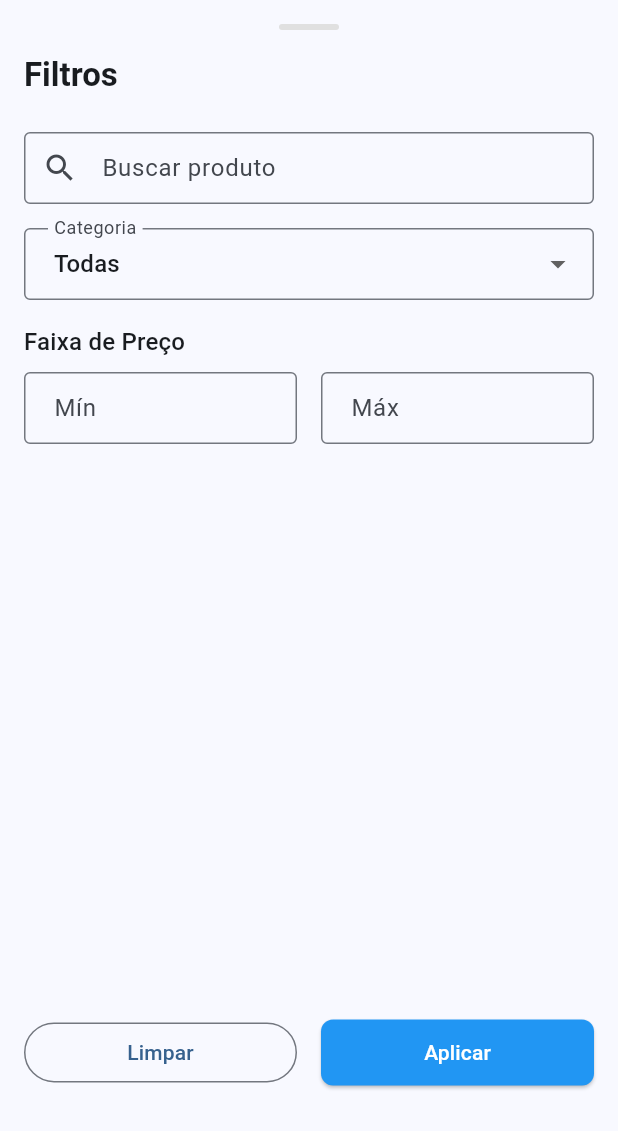
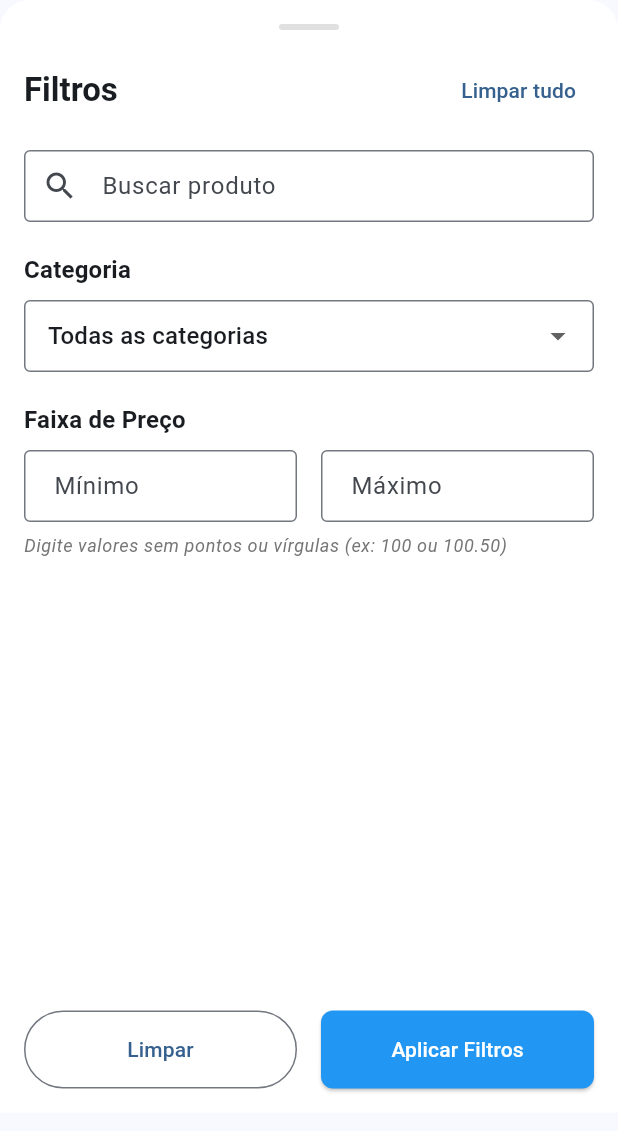
Before and after one commit to Caique1030/ecommerce_whitelabel_app, a Flutter app: the ProductFilter widget shown alone on an empty page, opened directly, on a phone screen of 412 x 824 dp. Shown: the top 1131 px of the screen. Run offline on Flutter 3.47's test engine with Material 3 defaults, Android fonts, the phone set to English and light mode, and no system bars; our stand-ins replace dartz, equatable, flutter_bloc, get_it, shared_preferences, socket_io_client; accounts and stored records are empty; network calls fail.

Commit message:
feat- melhorias front global

```diff
--- a/lib/features/products/presentation/widgets/products_filter.dart
+++ b/lib/features/products/presentation/widgets/products_filter.dart
@@ -16,7 +16,10 @@ class _ProductFilterState extends State<ProductFilter> {
   double? _minPrice;
   double? _maxPrice;
 
-  // Lista de categorias exemplo - você pode carregar isso dinamicamente
+  final _minPriceController = TextEditingController();
+  final _maxPriceController = TextEditingController();
+
+  // ✅ Lista de categorias normalizadas (baseada nos seus dados reais)
   final List<String> _categories = [
     'Eletrônicos',
     'Roupas',
@@ -24,15 +27,66 @@ class _ProductFilterState extends State<ProductFilter> {
     'Casa',
     'Esportes',
     'Beleza',
-  ];
+    'Brinquedos',
+    'Alimentos',
+    // Categorias do fornecedor brasileiro
+    'Grocery',
+    'Tools',
+    'Outdoors',
+    'Games',
+    'Books',
+    'Computers',
+    'Music',
+    'Clothing',
+    'Health',
+    'Garden',
+    'Shoes',
+    'Baby',
+    'Kids',
+    'Home',
+    'Jewelery',
+    'Toys',
+    'Industrial',
+    'Movies',
+    'Beauty',
+    'Electronics',
+    'Sports',
+  ]..sort(); // Ordena alfabeticamente
 
   @override
   void dispose() {
     _searchController.dispose();
+    _minPriceController.dispose();
+    _maxPriceController.dispose();
     super.dispose();
   }
 
   void _applyFilters() {
+    // Parse dos valores de preço
+    _minPrice = _minPriceController.text.isNotEmpty
+        ? double.tryParse(_minPriceController.text.replaceAll(',', '.'))
+        : null;
+    _maxPrice = _maxPriceController.text.isNotEmpty
+        ? double.tryParse(_maxPriceController.text.replaceAll(',', '.'))
+        : null;
+
+    // Validação básica
+    if (_minPrice != null && _maxPrice != null && _minPrice! > _maxPrice!) {
+      ScaffoldMessenger.of(context).showSnackBar(
+        const SnackBar(
+          content: Text('Preço mínimo não pode ser maior que o máximo'),
+          backgroundColor: Colors.orange,
+        ),
+      );
+      return;
+    }
+
+    print('🔍 Aplicando filtros:');
+    print('   - Busca: ${_searchController.text}');
+    print('   - Categoria: $_selectedCategory');
+    print('   - Min: $_minPrice');
+    print('   - Max: $_maxPrice');
+
     context.read<ProductsBloc>().add(
           FilterProductsEvent(
             searchQuery: _searchController.text.isNotEmpty
@@ -49,6 +103,8 @@ class _ProductFilterState extends State<ProductFilter> {
   void _clearFilters() {
     setState(() {
       _searchController.clear();
+      _minPriceController.clear();
+      _maxPriceController.clear();
       _selectedCategory = null;
       _minPrice = null;
       _maxPrice = null;
@@ -66,6 +122,10 @@ class _ProductFilterState extends State<ProductFilter> {
       expand: false,
       builder: (context, scrollController) {
         return Container(
+          decoration: BoxDecoration(
+            color: Colors.white,
+            borderRadius: const BorderRadius.vertical(top: Radius.circular(20)),
+          ),
           padding: const EdgeInsets.all(16),
           child: Column(
             crossAxisAlignment: CrossAxisAlignment.stretch,
@@ -84,13 +144,22 @@ class _ProductFilterState extends State<ProductFilter> {
               const SizedBox(height: 16),
 
               // Título
+              Row(
+                mainAxisAlignment: MainAxisAlignment.spaceBetween,
+                children: [
                   Text(
                     'Filtros',
-                style: Theme.of(
-                  context,
-                ).textTheme.titleLarge?.copyWith(fontWeight: FontWeight.bold),
+                    style: Theme.of(context).textTheme.titleLarge?.copyWith(
+                          fontWeight: FontWeight.bold,
                         ),
-              const SizedBox(height: 24),
+                  ),
+                  TextButton(
+                    onPressed: _clearFilters,
+                    child: const Text('Limpar tudo'),
+                  ),
+                ],
+              ),
+              const SizedBox(height: 16),
 
               Expanded(
                 child: ListView(
@@ -101,23 +170,35 @@ class _ProductFilterState extends State<ProductFilter> {
                       controller: _searchController,
                       decoration: const InputDecoration(
                         labelText: 'Buscar produto',
+                        hintText: 'Nome ou descrição',
                         prefixIcon: Icon(Icons.search),
                         border: OutlineInputBorder(),
                       ),
                     ),
-                    const SizedBox(height: 16),
+                    const SizedBox(height: 20),
 
                     // Categoria
+                    Text(
+                      'Categoria',
+                      style: Theme.of(context).textTheme.titleMedium?.copyWith(
+                            fontWeight: FontWeight.w600,
+                          ),
+                    ),
+                    const SizedBox(height: 8),
                     DropdownButtonFormField<String>(
                       value: _selectedCategory,
                       decoration: const InputDecoration(
-                        labelText: 'Categoria',
                         border: OutlineInputBorder(),
+                        contentPadding: EdgeInsets.symmetric(
+                          horizontal: 12,
+                          vertical: 8,
                         ),
+                      ),
+                      hint: const Text('Selecione uma categoria'),
                       items: [
                         const DropdownMenuItem(
                           value: null,
-                          child: Text('Todas'),
+                          child: Text('Todas as categorias'),
                         ),
                         ..._categories.map((category) {
                           return DropdownMenuItem(
@@ -132,44 +213,56 @@ class _ProductFilterState extends State<ProductFilter> {
                         });
                       },
                     ),
-                    const SizedBox(height: 16),
+                    const SizedBox(height: 20),
 
                     // Faixa de preço
                     Text(
                       'Faixa de Preço',
-                      style: Theme.of(context).textTheme.titleMedium,
+                      style: Theme.of(context).textTheme.titleMedium?.copyWith(
+                            fontWeight: FontWeight.w600,
+                          ),
                     ),
                     const SizedBox(height: 8),
                     Row(
                       children: [
                         Expanded(
                           child: TextField(
+                            controller: _minPriceController,
                             decoration: const InputDecoration(
-                              labelText: 'Mín',
+                              labelText: 'Mínimo',
                               prefixText: 'R\$ ',
                               border: OutlineInputBorder(),
+                              hintText: '0.00',
                             ),
-                            keyboardType: TextInputType.number,
-                            onChanged: (value) {
-                              _minPrice = double.tryParse(value);
-                            },
+                            keyboardType: const TextInputType.numberWithOptions(
+                              decimal: true,
+                            ),
                           ),
                         ),
                         const SizedBox(width: 16),
                         Expanded(
                           child: TextField(
+                            controller: _maxPriceController,
                             decoration: const InputDecoration(
-                              labelText: 'Máx',
+                              labelText: 'Máximo',
                               prefixText: 'R\$ ',
                               border: OutlineInputBorder(),
+                              hintText: '9999.00',
                             ),
-                            keyboardType: TextInputType.number,
-                            onChanged: (value) {
-                              _maxPrice = double.tryParse(value);
-                            },
+                            keyboardType: const TextInputType.numberWithOptions(
+                              decimal: true,
+                            ),
                           ),
                         ),
                       ],
+                    ),
+                    const SizedBox(height: 8),
+                    Text(
+                      'Digite valores sem pontos ou vírgulas (ex: 100 ou 100.50)',
+                      style: Theme.of(context).textTheme.bodySmall?.copyWith(
+                            color: Colors.grey[600],
+                            fontStyle: FontStyle.italic,
+                          ),
                     ),
                   ],
                 ),
@@ -183,6 +276,9 @@ class _ProductFilterState extends State<ProductFilter> {
                   Expanded(
                     child: OutlinedButton(
                       onPressed: _clearFilters,
+                      style: OutlinedButton.styleFrom(
+                        padding: const EdgeInsets.symmetric(vertical: 16),
+                      ),
                       child: const Text('Limpar'),
                     ),
                   ),
@@ -190,7 +286,10 @@ class _ProductFilterState extends State<ProductFilter> {
                   Expanded(
                     child: ElevatedButton(
                       onPressed: _applyFilters,
-                      child: const Text('Aplicar'),
+                      style: ElevatedButton.styleFrom(
+                        padding: const EdgeInsets.symmetric(vertical: 16),
+                      ),
+                      child: const Text('Aplicar Filtros'),
                     ),
                   ),
                 ],
```
Also changed, not shown: lib/features/products/data/repositories/products_repository_impl.dart (+113 -9 lines), lib/features/users/data/datasources/user_remote_datasource.dart (+25 -26 lines), lib/features/users/presentantion/bloc/user_state.dart (+8 -5 lines), 1 other file. Lines whose indentation alone changed are shown as unchanged.
